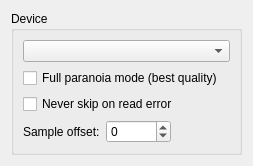
KDE/audex, file widgets/devicewidgetUI.ui: the form before one commit.
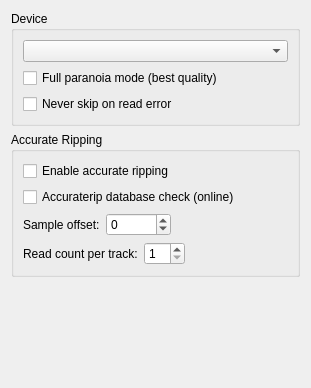
The form after the commit. Custom widgets are drawn as their Qt base class.

Commit message: Integrated accurate ripping mode into GUI.

```diff
--- a/widgets/devicewidgetUI.ui
+++ b/widgets/devicewidgetUI.ui
@@ -6,14 +6,14 @@
    <rect>
     <x>0</x>
     <y>0</y>
-    <width>253</width>
-    <height>151</height>
+    <width>311</width>
+    <height>388</height>
    </rect>
   </property>
   <property name="windowTitle">
    <string>Form</string>
   </property>
-  <layout class="QGridLayout" name="gridLayout_2">
+  <layout class="QGridLayout" name="gridLayout_3">
    <item row="0" column="0">
     <widget class="QGroupBox" name="groupBox_2">
      <property name="title">
@@ -41,7 +41,30 @@
         </property>
        </widget>
       </item>
-      <item row="3" column="0">
+     </layout>
+    </widget>
+   </item>
+   <item row="1" column="0">
+    <widget class="QGroupBox" name="groupBox">
+     <property name="title">
+      <string>Accurate Ripping</string>
+     </property>
+     <layout class="QGridLayout" name="gridLayout_2">
+      <item row="0" column="0">
+       <widget class="QCheckBox" name="kcfg_accurateRip">
+        <property name="text">
+         <string>Enable accurate ripping</string>
+        </property>
+       </widget>
+      </item>
+      <item row="1" column="0">
+       <widget class="QCheckBox" name="kcfg_accurateRipDatabaseCheck">
+        <property name="text">
+         <string>Accuraterip database check (online)</string>
+        </property>
+       </widget>
+      </item>
+      <item row="2" column="0">
        <layout class="QHBoxLayout" name="horizontalLayout">
         <item>
          <widget class="QLabel" name="label">
@@ -75,10 +98,44 @@
         </item>
        </layout>
       </item>
+      <item row="3" column="0">
+       <layout class="QHBoxLayout" name="horizontalLayout_2">
+        <item>
+         <widget class="QLabel" name="label_2">
+          <property name="text">
+           <string>Read count per track:</string>
+          </property>
+         </widget>
+        </item>
+        <item>
+         <widget class="KIntSpinBox" name="kcfg_accurateRipReadCount">
+          <property name="minimum">
+           <number>1</number>
+          </property>
+          <property name="maximum">
+           <number>20</number>
+          </property>
+         </widget>
+        </item>
+        <item>
+         <spacer name="horizontalSpacer_2">
+          <property name="orientation">
+           <enum>Qt::Horizontal</enum>
+          </property>
+          <property name="sizeHint" stdset="0">
+           <size>
+            <width>28</width>
+            <height>20</height>
+           </size>
+          </property>
+         </spacer>
+        </item>
+       </layout>
+      </item>
      </layout>
     </widget>
    </item>
-   <item row="1" column="0">
+   <item row="2" column="0">
     <spacer name="verticalSpacer">
      <property name="orientation">
       <enum>Qt::Vertical</enum>
```
The commit also changes 3 other files.
